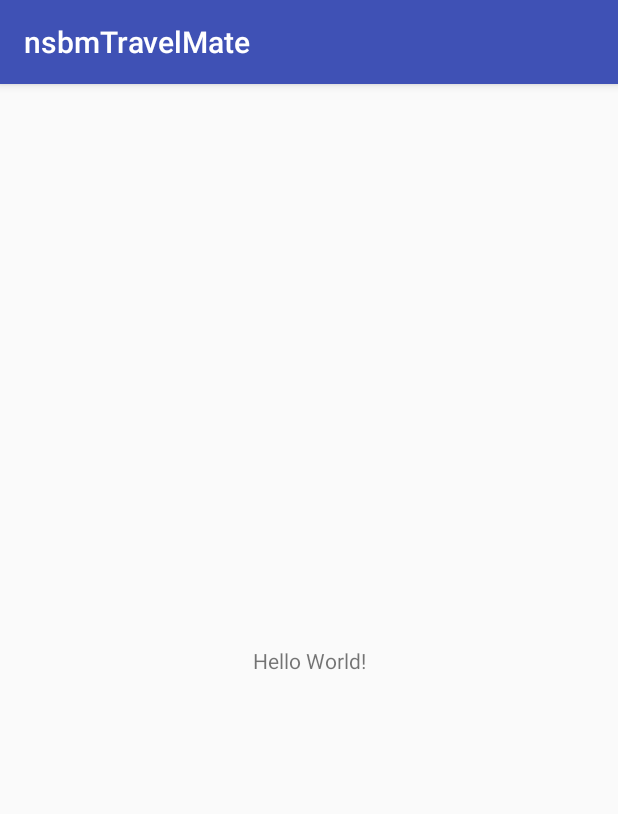
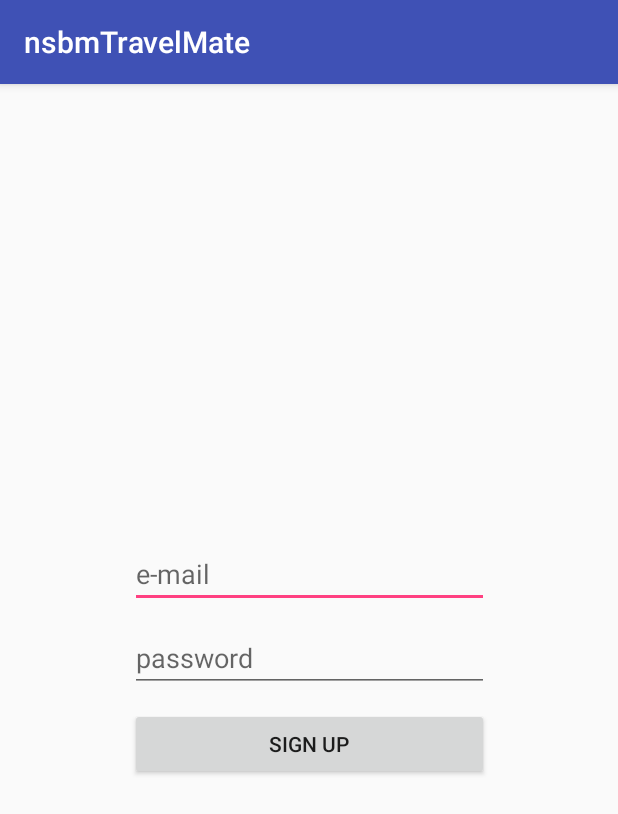
Before and after one commit to Hasthiya/nsbmTravelMate, an Android app: the screen it shows after launch (MainActivity), on a phone screen of 412 x 824 dp. Shown: the top 814 px of the screen. Run offline under Robolectric (Android 15) with nearby library versions, the phone set to English and light mode, and no system bars; our stand-ins replace Firebase (no records; nobody signed in at launch, a user with empty details on screens opened directly).

Commit message:
Firebase sign up complete

```diff
--- a/app/build.gradle
+++ b/app/build.gradle
@@ -22,6 +22,9 @@ dependencies {
     implementation fileTree(dir: 'libs', include: ['*.jar'])
     implementation 'com.android.support:appcompat-v7:26.1.0'
     implementation 'com.android.support.constraint:constraint-layout:1.1.0'
+    implementation 'com.google.firebase:firebase-core:15.0.0'
+    implementation 'com.google.firebase:firebase-auth:15.0.0'
+    implementation 'com.google.android.gms:play-services-auth:15.0.0'
     testImplementation 'junit:junit:4.12'
     androidTestImplementation 'com.android.support:support-annotations:26.1.0'
     androidTestImplementation 'com.android.support.test:runner:1.0.2'
@@ -31,3 +34,5 @@ dependencies {
 configurations.all {
     resolutionStrategy.force 'com.android.support:support-annotations:26.1.0'
 }
+
+apply plugin: 'com.google.gms.google-services'
--- a/app/src/main/AndroidManifest.xml
+++ b/app/src/main/AndroidManifest.xml
@@ -1,6 +1,8 @@
 <?xml version="1.0" encoding="utf-8"?>
 <manifest xmlns:android="http://schemas.android.com/apk/res/android"
     package="com.example.hasthi.nsbmtravelmate">
+
+    <uses-permission android:name="android.permission.INTERNET"/>
 
     <application
         android:allowBackup="true"
--- a/app/src/main/java/com/example/hasthi/nsbmtravelmate/MainActivity.java
+++ b/app/src/main/java/com/example/hasthi/nsbmtravelmate/MainActivity.java
@@ -1,13 +1,102 @@
 package com.example.hasthi.nsbmtravelmate;
 
+import android.app.ProgressDialog;
+import android.support.annotation.NonNull;
 import android.support.v7.app.AppCompatActivity;
 import android.os.Bundle;
+import android.text.TextUtils;
+import android.util.Log;
+import android.view.View;
+import android.widget.Button;
+import android.widget.EditText;
+import android.widget.ProgressBar;
+import android.widget.Toast;
 
-public class MainActivity extends AppCompatActivity {
+import com.google.android.gms.tasks.OnCompleteListener;
+import com.google.android.gms.tasks.Task;
+import com.google.firebase.auth.AuthResult;
+import com.google.firebase.auth.FirebaseAuth;
+import com.google.firebase.auth.FirebaseAuthInvalidCredentialsException;
+import com.google.firebase.auth.FirebaseAuthUserCollisionException;
+import com.google.firebase.auth.FirebaseAuthWeakPasswordException;
+
+public class MainActivity extends AppCompatActivity implements View.OnClickListener {
+
+    private static final String TAG = "MainActivity";
+    private Button SignUpButton;
+    private EditText UserEmail;
+    private EditText UserPassword;
+    private ProgressDialog progressDialog;
+    private FirebaseAuth firebaseAuth;
+
 
     @Override
     protected void onCreate(Bundle savedInstanceState) {
         super.onCreate(savedInstanceState);
         setContentView(R.layout.activity_main);
+
+        firebaseAuth = FirebaseAuth.getInstance();
+
+        SignUpButton = findViewById(R.id.sign_up_button);
+        SignUpButton.setOnClickListener(this);
+        UserEmail = findViewById(R.id.user_email);
+        UserPassword = findViewById(R.id.user_password);
+        progressDialog = new ProgressDialog(this);
+
+
+
+    }
+
+    @Override
+    public void onClick(View view) {
+
+        if(view == SignUpButton){
+            registerUser();
+        }
+
+    }
+
+    private void registerUser() {
+
+        String email = UserEmail.getText().toString().trim();
+        String password = UserPassword.getText().toString().trim();
+
+        if(TextUtils.isEmpty(email)){
+            UserEmail.setError("Email is Empty");
+            return;
+        }
+
+        if(TextUtils.isEmpty(password)){
+            UserPassword.setError("Password is Empty");
+            return;
+        }
+
+        progressDialog.setMessage("Registering User...");
+        progressDialog.show();
+
+        firebaseAuth.createUserWithEmailAndPassword(email, password)
+                .addOnCompleteListener(this, new OnCompleteListener<AuthResult>() {
+                    @Override
+                    public void onComplete(@NonNull Task<AuthResult> task) {
+
+                        try {
+
+                        if(task.isSuccessful()){
+                            progressDialog.dismiss();
+                            Toast.makeText(MainActivity.this, "User registerd" + task.getResult().toString(), Toast.LENGTH_SHORT).show();
+                        } else {
+                            progressDialog.dismiss();
+                            Toast.makeText(MainActivity.this, "User registration failed" + task.getResult().toString(), Toast.LENGTH_SHORT).show();
+                        }
+
+                        throw task.getException();
+
+                        } catch(Exception e) {
+                            Toast.makeText(MainActivity.this, e.getMessage(), Toast.LENGTH_SHORT).show();
+                            Log.e(TAG, e.getMessage());
+                        }
+                    }
+                });
+
     }
 }
--- a/app/src/main/res/layout/activity_main.xml
+++ b/app/src/main/res/layout/activity_main.xml
@@ -6,13 +6,36 @@
     android:layout_height="match_parent"
     tools:context="com.example.hasthi.nsbmtravelmate.MainActivity">
 
-    <TextView
-        android:layout_width="wrap_content"
+    <LinearLayout
+        android:layout_width="250dp"
         android:layout_height="wrap_content"
-        android:text="Hello World!"
+        android:orientation="vertical"
         app:layout_constraintBottom_toBottomOf="parent"
         app:layout_constraintLeft_toLeftOf="parent"
         app:layout_constraintRight_toRightOf="parent"
-        app:layout_constraintTop_toTopOf="parent" />
+        app:layout_constraintTop_toTopOf="parent">
+
+    <EditText
+        android:id="@+id/user_email"
+        android:hint="@string/user_email"
+        android:layout_width="match_parent"
+        android:layout_height="wrap_content"
+        android:layout_margin="5dp"/>
+
+    <EditText
+        android:id="@+id/user_password"
+        android:hint="@string/user_password"
+        android:layout_width="match_parent"
+        android:layout_height="wrap_content"
+        android:layout_margin="5dp"/>
+
+    <Button
+        android:id="@+id/sign_up_button"
+        android:layout_width="match_parent"
+        android:layout_height="wrap_content"
+        android:text="Sign Up"
+        android:layout_margin="5dp"/>
+
+    </LinearLayout>
 
 </android.support.constraint.ConstraintLayout>
--- a/app/src/main/res/values/strings.xml
+++ b/app/src/main/res/values/strings.xml
@@ -1,3 +1,7 @@
 <resources>
     <string name="app_name">nsbmTravelMate</string>
+
+    <!--User Registration page-->
+    <string name="user_email">e-mail</string>
+    <string name="user_password">password</string>
 </resources>
--- a/build.gradle
+++ b/build.gradle
@@ -8,6 +8,7 @@ buildscript {
     }
     dependencies {
         classpath 'com.android.tools.build:gradle:3.0.1'
+        classpath 'com.google.gms:google-services:3.2.0'
 
 
         // NOTE: Do not place your application dependencies here; they belong
```
